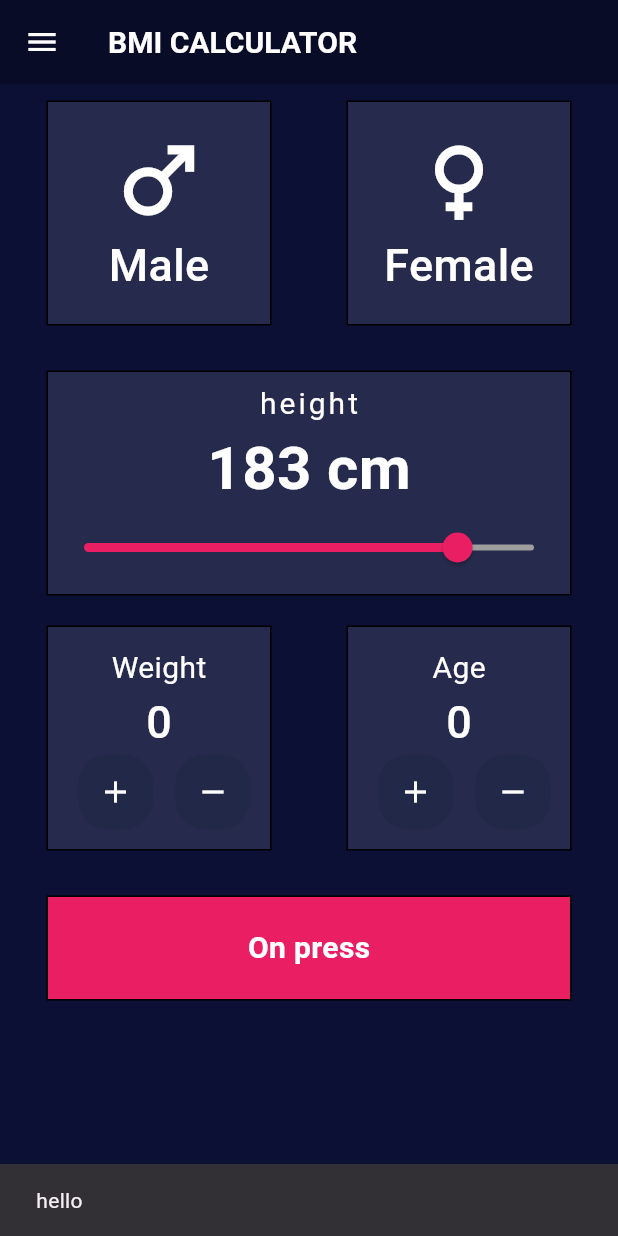
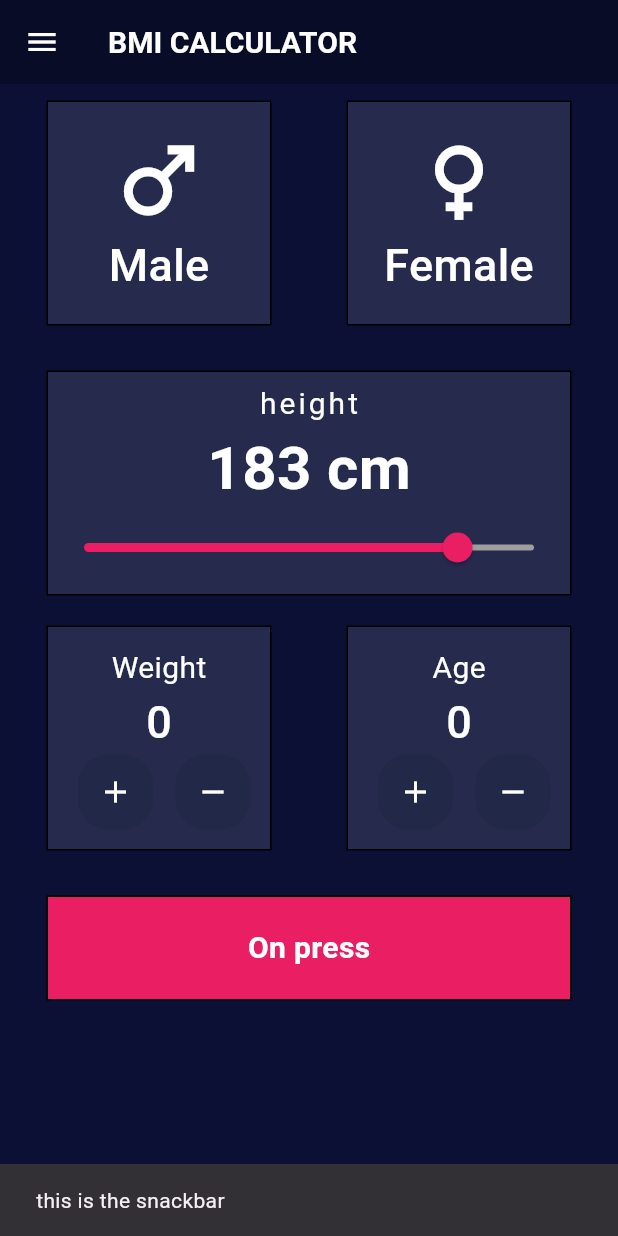
Before and after one commit to Sibtain-maker/new-test-project, a Flutter app: the screen it shows after launch, after a tap on "On press", on a phone screen of 412 x 824 dp. Run offline on Flutter 3.47's test engine with Material 3 defaults, Android fonts, the phone set to English and light mode, and no system bars.

Commit message:
commit to main

```diff
--- a/lib/main.dart
+++ b/lib/main.dart
@@ -306,13 +306,12 @@ void counterdecrement () {
           mainAxisAlignment: MainAxisAlignment.center,
             children: [
               GestureDetector(onTap: () {
-              ScaffoldMessenger.of(context).showSnackBar(SnackBar(content: Text('hello'),),);
+              ScaffoldMessenger.of(context).showSnackBar(SnackBar(content: Text('this is the snackbar '),),);
               },
                 child: Container(
-
                   width: 350,
                   height: 70,
-                  decoration: BoxDecoration(border: Border.all(style: BorderStyle.solid,),color: Colors.pink
+                  decoration: BoxDecoration(border: Border.all(style: BorderStyle.solid,),color: Colors.pink,
                   ),
                   child: Center(child: Text('On press',style: TextStyle(color: Colors.white,fontSize: 20,fontWeight: FontWeight.w600),)),
                   ),
@@ -330,3 +329,4 @@ void counterdecrement () {
     );
   }
 }
+// here the project ends
```
